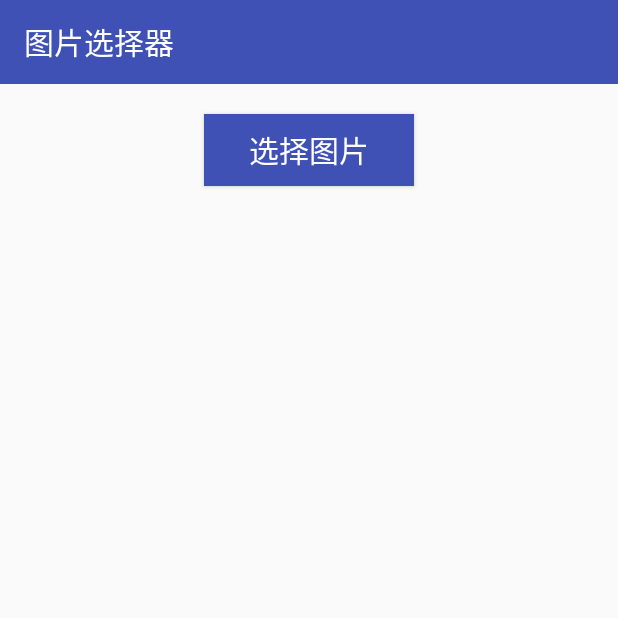
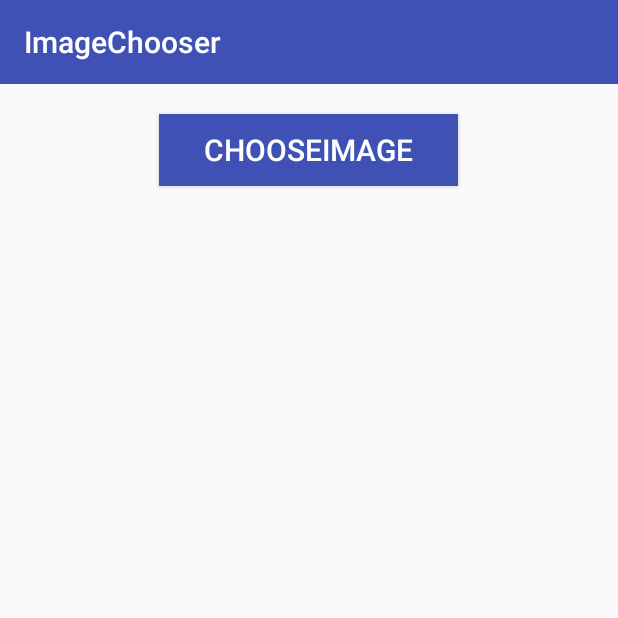
Before and after one commit to MummyDing/MultiImageChooser, an Android app: the screen it shows after launch (MainActivity), on a phone screen of 412 x 824 dp, the top half of it. Run offline under Robolectric (Android 15) with nearby library versions, the phone set to English and light mode, and no system bars; libraries missing offline, so code that uses them is left out: com.facebook.drawee; 1 statement that could not run was skipped.

Commit message:
添加注释＆多语言支持

```diff
--- a/app/src/main/AndroidManifest.xml
+++ b/app/src/main/AndroidManifest.xml
@@ -6,7 +6,7 @@
 
     <application
         android:allowBackup="true"
-        android:icon="@mipmap/ic_launcher"
+        android:icon="@drawable/image_chooser"
         android:label="@string/app_name"
         android:supportsRtl="true"
         android:theme="@style/AppTheme" >
--- a/app/src/main/java/com/demo/mummyding/multiimagechooser/Utils/ScreenUti.java
+++ b/app/src/main/java/com/demo/mummyding/multiimagechooser/Utils/ScreenUtil.java
@@ -8,7 +8,7 @@ import android.view.Display;
 /**
  * Created by mummyding on 15-11-3.
  */
-public class ScreenUti {
+public class ScreenUtil {
     private static int ScreenWidth = 0;
     private static int ScreenHeight = 0;
     private static Context mContext = null;
--- a/app/src/main/java/com/demo/mummyding/multiimagechooser/adapter/BasicAdapter.java
+++ b/app/src/main/java/com/demo/mummyding/multiimagechooser/adapter/BasicAdapter.java
@@ -1,13 +1,12 @@
 package com.demo.mummyding.multiimagechooser.adapter;
 
 import android.content.Context;
-import android.view.View;
 import android.widget.AdapterView;
 import android.widget.BaseAdapter;
 import android.widget.FrameLayout;
 import android.widget.LinearLayout;
 
-import com.demo.mummyding.multiimagechooser.Utils.ScreenUti;
+import com.demo.mummyding.multiimagechooser.Utils.ScreenUtil;
 import com.demo.mummyding.multiimagechooser.model.ImageBean;
 
 import java.util.List;
@@ -15,14 +14,14 @@ import java.util.List;
 /**
  * Created by mummyding on 15-11-3.
  */
-public abstract class BasicAdapter extends BaseAdapter implements AdapterView.OnItemClickListener{
+public abstract class BasicAdapter extends BaseAdapter{
     protected List<ImageBean> mList;
     protected Context mContext;
     protected static int imageWidth;
     protected static LinearLayout.LayoutParams linearParams;
     protected static FrameLayout.LayoutParams frameParams;
     static {
-        imageWidth = ScreenUti.getScreenWidth()/3;
+        imageWidth = ScreenUtil.getScreenWidth()/3;
         linearParams = new LinearLayout.LayoutParams(imageWidth,imageWidth);
         frameParams = new FrameLayout.LayoutParams(imageWidth,imageWidth);
     }
--- a/app/src/main/java/com/demo/mummyding/multiimagechooser/ui/MainActivity.java
+++ b/app/src/main/java/com/demo/mummyding/multiimagechooser/ui/MainActivity.java
@@ -6,15 +6,13 @@ import android.os.Bundle;
 import android.support.v7.widget.Toolbar;
 import android.view.View;
 import android.widget.GridView;
-import android.widget.Toast;
 
 import com.demo.mummyding.multiimagechooser.R;
-import com.demo.mummyding.multiimagechooser.Utils.ScreenUti;
+import com.demo.mummyding.multiimagechooser.Utils.ScreenUtil;
 import com.demo.mummyding.multiimagechooser.adapter.ShowImageAdapter;
 import com.demo.mummyding.multiimagechooser.model.ImageBean;
 import com.facebook.drawee.backends.pipeline.Fresco;
 
-import java.io.InputStream;
 import java.io.Serializable;
 import java.util.ArrayList;
 import java.util.List;
@@ -29,8 +27,13 @@ public class MainActivity extends AppCompatActivity {
     @Override
     protected void onCreate(Bundle savedInstanceState) {
         super.onCreate(savedInstanceState);
+        /*
+         * initialized before setContentView
+         * Fresco is a powerful image-loader library
+         * ScreenUtil is used for getting screen size
+         */
         Fresco.initialize(this);
-        ScreenUti.init(this);
+        ScreenUtil.init(this);
         setContentView(R.layout.activity_main);
         initView();
     }
@@ -42,12 +45,14 @@ public class MainActivity extends AppCompatActivity {
 
         adapter = (ShowImageAdapter) new ShowImageAdapter(this).setList(selectedImage);
         gridView.setAdapter(adapter);
-        gridView.setOnItemClickListener(adapter);
     }
 
+    /*
+     * this function is binding to "Image Choose" Button
+     */
     public void chooseImage(View view) {
         Intent intent = new Intent(MainActivity.this,PhotoWallActivity.class);
-        intent.putExtra("checkedImage", (Serializable) adapter.getList());
+        intent.putExtra(getString(R.string.id_selected_img), (Serializable) adapter.getList());
         startActivityForResult(intent,PICK_IMG);
     }
 
@@ -57,8 +62,7 @@ public class MainActivity extends AppCompatActivity {
         switch (requestCode){
             case PICK_IMG:
                 if(data != null){
-                   int num = ((List<ImageBean>) data.getSerializableExtra("checkedImage")).size();
-                    adapter.setList((List<ImageBean>) data.getSerializableExtra("checkedImage"))
+                    adapter.setList((List<ImageBean>) data.getSerializableExtra(getString(R.string.id_selected_img)))
                            .notifyDataSetChanged();
                 }
                 break;
--- a/app/src/main/res/layout/activity_image_details.xml
+++ b/app/src/main/res/layout/activity_image_details.xml
@@ -8,7 +8,7 @@
     <RelativeLayout
         android:layout_width="match_parent"
         android:layout_height="match_parent"
-        android:background="#000"
+        android:background="@color/colorBackground"
         >
         <com.polites.android.GestureImageView
             xmlns:gesture-image="http://schemas.polites.com/android"
--- a/app/src/main/res/layout/activity_main.xml
+++ b/app/src/main/res/layout/activity_main.xml
@@ -5,7 +5,7 @@
     android:layout_height="match_parent" >
     <include layout="@layout/widget_header"/>
     <Button
-        android:text="选择图片"
+        android:text="@string/text_selected_img"
         android:textSize="20sp"
         android:textColor="@color/colorText"
         android:paddingLeft="30dp"
--- a/app/src/main/res/menu/menu_select_done.xml
+++ b/app/src/main/res/menu/menu_select_done.xml
@@ -1,6 +1,6 @@
 <?xml version="1.0" encoding="utf-8"?>
 <menu xmlns:android="http://schemas.android.com/apk/res/android"
     xmlns:app="http://schemas.android.com/apk/res-auto">
-    <item android:id="@+id/menu_done" android:title="完成"
+    <item android:id="@+id/menu_done" android:title="@string/text_menu_done"
         app:showAsAction="always" android:onClick="onDone"/>
 </menu>
--- a/app/src/main/res/values/colors.xml
+++ b/app/src/main/res/values/colors.xml
@@ -4,4 +4,5 @@
     <color name="colorPrimaryDark">#303F9F</color>
     <color name="colorAccent">#FF4081</color>
     <color name="colorText">#FFFFFF</color>
+    <color name="colorBackground">#000000</color>
 </resources>
--- a/app/src/main/res/values/strings.xml
+++ b/app/src/main/res/values/strings.xml
@@ -1,4 +1,9 @@
 <resources>
     <string name="app_name">MultiImageChooser</string>
-    <string name="text_image_chooser">图片选择器</string>
+    <string name="text_image_chooser">ImageChooser</string>
+    <string name="text_selected_img">ChooseImage</string>
+    <string name="id_selected_img">selectedImage</string>
+    <string name="id_image_uri">imageUri</string>
+    <string name="text_menu_done">Done</string>
+    <string name="text_image">Image</string>
 </resources>
```
Also changed, not shown: app/src/main/java/com/demo/mummyding/multiimagechooser/adapter/SelectImageAdapter.java (+5 -4 lines), app/src/main/java/com/demo/mummyding/multiimagechooser/adapter/ShowImageAdapter.java (+2 -15 lines), app/src/main/java/com/demo/mummyding/multiimagechooser/ui/ImageDetailsActivity.java (+12 -23 lines), app/src/main/java/com/demo/mummyding/multiimagechooser/ui/PhotoWallActivity.java (+15 -9 lines), app/src/main/res/drawable/image_chooser.png (added), app/src/main/res/mipmap-hdpi/ic_launcher.png (deleted), app/src/main/res/mipmap-mdpi/ic_launcher.png (deleted), app/src/main/res/mipmap-xhdpi/ic_launcher.png (deleted), app/src/main/res/mipmap-xxhdpi/ic_launcher.png (deleted), app/src/main/res/mipmap-xxxhdpi/ic_launcher.png (deleted), 2 other files.
